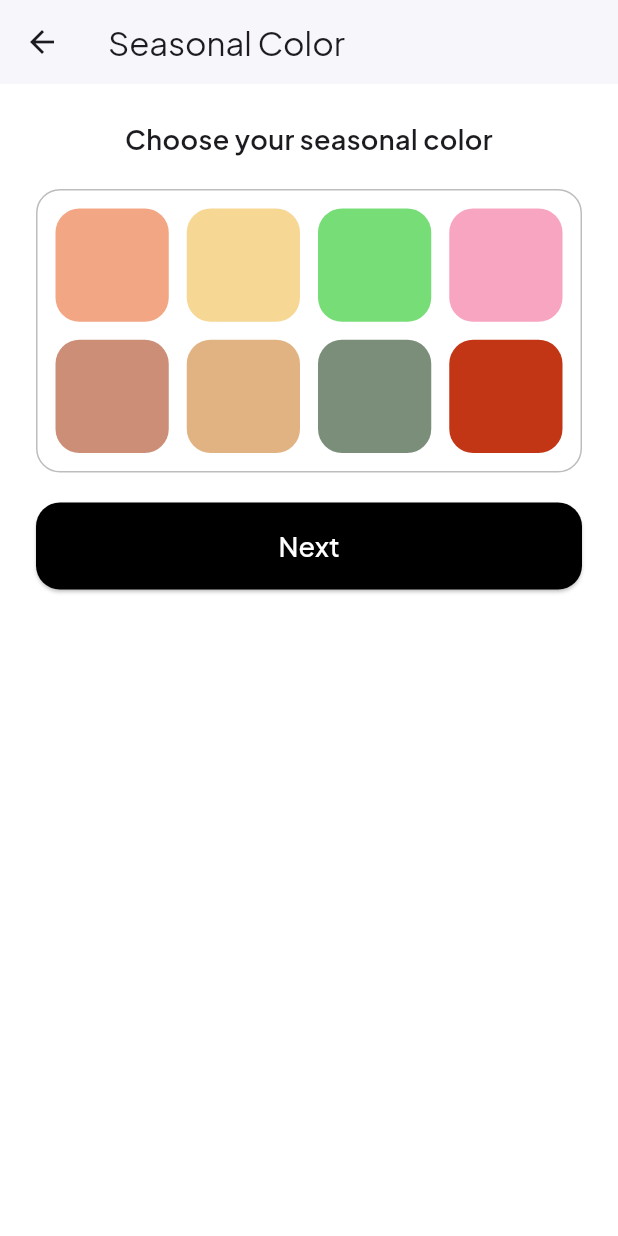
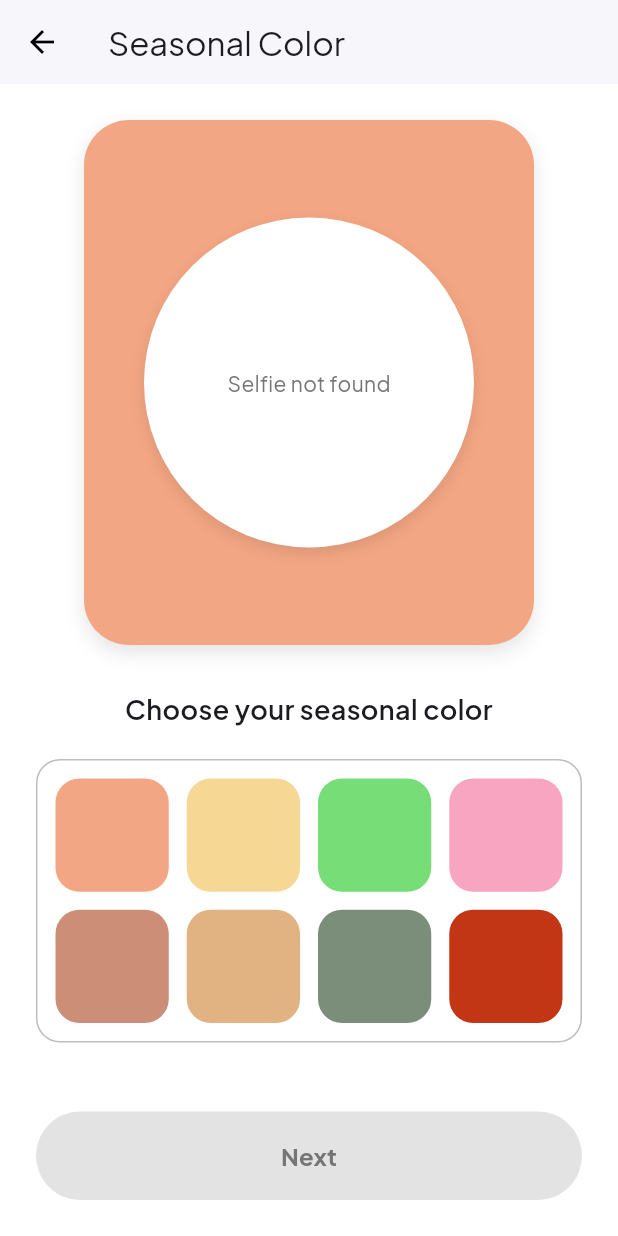
Before and after one commit to Calyra-Mobile-Apps/calyra-apps, a Flutter app: the SeasonalColorQuizScreen screen opened directly, on a phone screen of 412 x 824 dp. Run offline on Flutter 3.47's test engine with Material 3 defaults, Android fonts, the phone set to English and light mode, and no system bars; our stand-ins replace camera, cloud_firestore, firebase_auth, firebase_core, google_fonts, image_picker; accounts and stored records are empty.

Commit message:
seasonal ajah

```diff
--- a/lib/screens/quiz/seasonal_quiz_screen.dart
+++ b/lib/screens/quiz/seasonal_quiz_screen.dart
@@ -14,7 +14,6 @@ class SeasonalColorQuizScreen extends StatefulWidget {
 
 class _SeasonalColorQuizScreenState extends State<SeasonalColorQuizScreen> {
   Color? _selectedColor; // warna yang dipilih user
-  Color _backgroundColor = Colors.white; // background mengikuti warna terpilih
 
   // --- Daftar semua warna seasonal (contoh: 8 kotak) ---
   static const List<Color> seasonalColors = [
@@ -31,7 +30,6 @@ class _SeasonalColorQuizScreenState extends State<SeasonalColorQuizScreen> {
   void _onColorSelected(Color color) {
     setState(() {
       _selectedColor = color;
-      _backgroundColor = color;
     });
   }
 
@@ -55,37 +53,64 @@ class _SeasonalColorQuizScreenState extends State<SeasonalColorQuizScreen> {
     );
   }
 
+  // Helper untuk mendapatkan background color
+  Color _getBackgroundColor() {
+    if (_selectedColor == null) {
+      return seasonalColors.first; // Default warna pertama
+    }
+    return _selectedColor!;
+  }
+
   @override
   Widget build(BuildContext context) {
     final Uint8List? selfieBytes = context.watch<QuizProvider>().selfieImageBytes;
+    final Color backgroundColor = _getBackgroundColor();
 
     return Scaffold(
       appBar: AppBar(
         title: const Text('Seasonal Color'),
         backgroundColor: Colors.white,
         elevation: 1,
+        leading: IconButton(
+          icon: const Icon(Icons.arrow_back, color: Colors.black),
+          onPressed: () => Navigator.of(context).pop(),
         ),
-      backgroundColor: _backgroundColor,
+      ),
+      backgroundColor: Colors.white,
       body: SafeArea(
-        child: Padding(
-          padding: const EdgeInsets.all(24.0),
         child: Column(
           crossAxisAlignment: CrossAxisAlignment.stretch,
           children: [
-              // Foto selfie
-              if (selfieBytes != null)
-                Container(
-                  width: 220,
-                  height: 220,
-                  margin: const EdgeInsets.only(bottom: 30),
+            Expanded(
+              child: SingleChildScrollView(
+                padding: const EdgeInsets.all(24.0),
+                child: Column(
+                  children: [
+                    // --- Area Selfie & Background Warna (STRUKTUR BARU) ---
+                    Center(
+                      child: AnimatedContainer(
+                        duration: const Duration(milliseconds: 300),
+                        curve: Curves.easeInOut,
+                        width: 300,
+                        height: 350,
                         decoration: BoxDecoration(
-                    shape: BoxShape.circle,
-                    image: DecorationImage(
-                      image: MemoryImage(selfieBytes),
-                      fit: BoxFit.cover,
+                          color: backgroundColor, // Background dari warna terpilih
+                          borderRadius: BorderRadius.circular(30),
+                          boxShadow: [
+                            BoxShadow(
+                              color: Colors.black.withOpacity(0.1),
+                              blurRadius: 10,
+                              offset: const Offset(0, 5),
+                            ),
+                          ],
+                        ),
+                        alignment: Alignment.center,
+                        child: _buildSelfieArea(selfieBytes),
                       ),
                     ),
-                ),
+
+                    const SizedBox(height: 30),
+
                     const Text(
                       "Choose your seasonal color",
                       textAlign: TextAlign.center,
@@ -101,7 +126,7 @@ class _SeasonalColorQuizScreenState extends State<SeasonalColorQuizScreen> {
                         borderRadius: BorderRadius.circular(16),
                       ),
                       child: GridView.builder(
-                  shrinkWrap: true, // supaya GridView tidak ambil seluruh height
+                        shrinkWrap: true,
                         physics: const NeverScrollableScrollPhysics(),
                         gridDelegate: const SliverGridDelegateWithFixedCrossAxisCount(
                           crossAxisCount: 4,
@@ -129,27 +154,62 @@ class _SeasonalColorQuizScreenState extends State<SeasonalColorQuizScreen> {
                         },
                       ),
                     ),
-
-              const SizedBox(height: 20),
-
-              // Tombol Next
-              ElevatedButton(
-                onPressed: () => _onNextPressed(context),
-                style: ElevatedButton.styleFrom(
-                  backgroundColor: Colors.black,
-                  padding: const EdgeInsets.symmetric(vertical: 16),
-                  shape: RoundedRectangleBorder(
-                    borderRadius: BorderRadius.circular(16),
+                  ],
                 ),
               ),
-                child: const Text(
+            ),
+
+            // --- Tombol Next di Bawah ---
+            Padding(
+              padding: const EdgeInsets.all(24.0),
+              child: ElevatedButton(
+                onPressed: _selectedColor == null ? null : () => _onNextPressed(context),
+                style: ElevatedButton.styleFrom(
+                  backgroundColor: _selectedColor != null ? Colors.black : Colors.grey[300],
+                  padding: const EdgeInsets.symmetric(vertical: 18),
+                  shape: RoundedRectangleBorder(borderRadius: BorderRadius.circular(30)),
+                ),
+                child: Text(
                   'Next',
-                  style: TextStyle(fontSize: 18, color: Colors.white),
+                  style: TextStyle(
+                    fontSize: 16,
+                    fontWeight: FontWeight.bold,
+                    color: _selectedColor != null ? Colors.white : Colors.grey[600],
+                  ),
+                ),
               ),
             ),
           ],
         ),
       ),
+    );
+  }
+
+  // Helper widget untuk area selfie (SAMA DENGAN SKINTONE)
+  Widget _buildSelfieArea(Uint8List? selfieBytes) {
+    Widget imageWidget = selfieBytes != null
+        ? Image.memory(selfieBytes, fit: BoxFit.cover)
+        : Center(
+            child: Text('Selfie not found',
+                style: TextStyle(color: Colors.grey[600])),
+          );
+
+    return Container(
+      width: 220,
+      height: 220,
+      decoration: BoxDecoration(
+        shape: BoxShape.circle,
+        color: Colors.white,
+        boxShadow: [
+          BoxShadow(
+            color: Colors.black.withOpacity(0.1),
+            blurRadius: 8,
+            offset: const Offset(0, 4),
+          )
+        ],
+      ),
+      child: ClipOval(
+        child: imageWidget,
       ),
     );
   }
```
Lines whose indentation alone changed are shown as unchanged.
